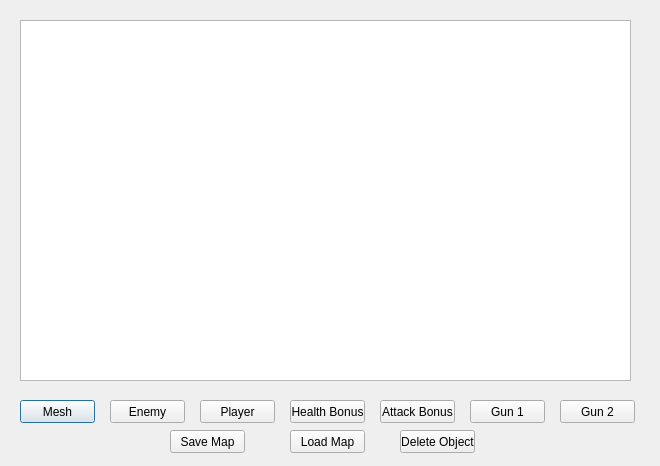
AraftenyMax/Arcade, file levelconstructor.ui: the form before one commit.
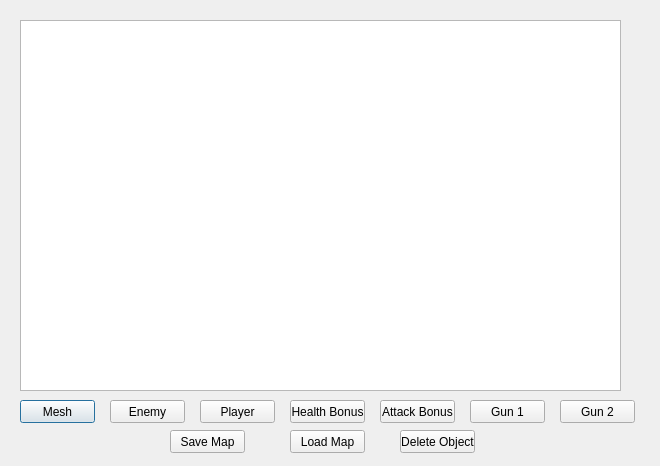
The form after the commit.

What changed in the file:
```diff
--- a/levelconstructor.ui
+++ b/levelconstructor.ui
@@ -18,8 +18,8 @@
     <rect>
      <x>20</x>
      <y>20</y>
-     <width>611</width>
-     <height>361</height>
+     <width>601</width>
+     <height>371</height>
     </rect>
    </property>
   </widget>
```
